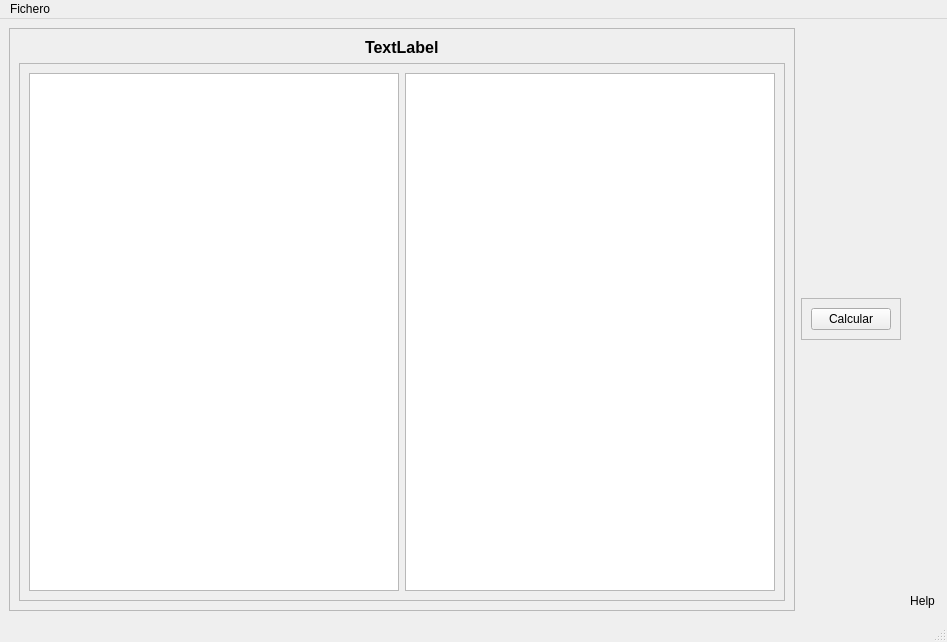
This is main_asimov.ui in albatg/ASIMOV as Qt 5 draws it before an edit. The edited form follows.
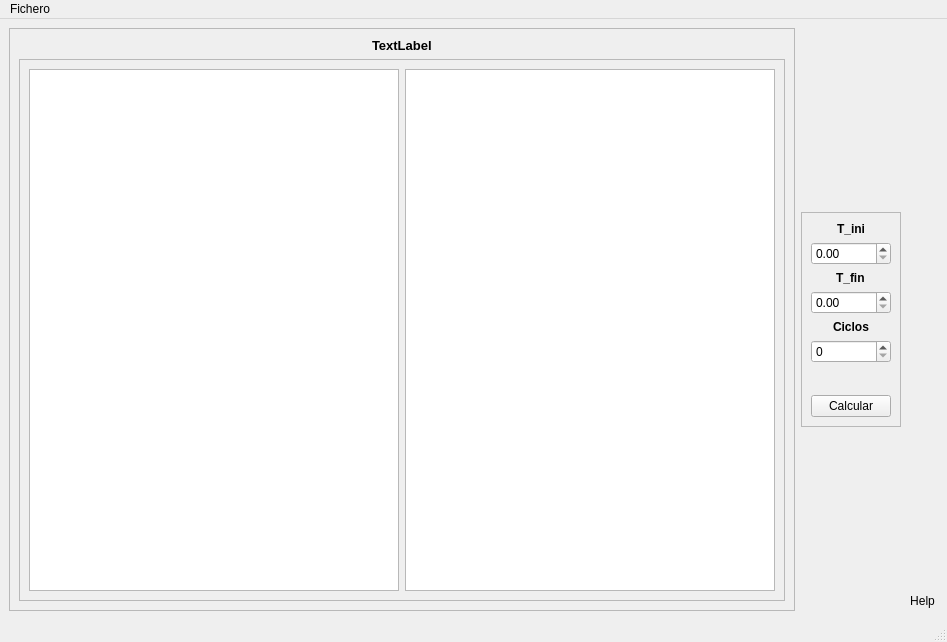
This is the edited form. Icons and pictures are not drawn.

The edit to the form file:
```diff
--- a/main_asimov.ui
+++ b/main_asimov.ui
@@ -29,6 +29,11 @@
         <verstretch>0</verstretch>
        </sizepolicy>
       </property>
+      <property name="font">
+       <font>
+        <pointsize>11</pointsize>
+       </font>
+      </property>
       <property name="frameShape">
        <enum>QFrame::StyledPanel</enum>
       </property>
@@ -46,7 +51,7 @@
          </property>
          <property name="font">
           <font>
-           <pointsize>12</pointsize>
+           <pointsize>10</pointsize>
            <bold>true</bold>
           </font>
          </property>
@@ -116,8 +121,76 @@
       <layout class="QFormLayout" name="formLayout">
        <item row="0" column="0">
         <layout class="QVBoxLayout" name="verticalLayout_4">
+         <item alignment="Qt::AlignHCenter">
+          <widget class="QLabel" name="t_ini_label">
+           <property name="font">
+            <font>
+             <bold>true</bold>
+            </font>
+           </property>
+           <property name="text">
+            <string>T_ini</string>
+           </property>
+          </widget>
+         </item>
          <item>
-          <widget class="QPushButton" name="parameter_button">
+          <widget class="QDoubleSpinBox" name="t_ini_spinbox"/>
+         </item>
+         <item alignment="Qt::AlignHCenter">
+          <widget class="QLabel" name="t_fin_label">
+           <property name="font">
+            <font>
+             <bold>true</bold>
+            </font>
+           </property>
+           <property name="text">
+            <string>T_fin</string>
+           </property>
+          </widget>
+         </item>
+         <item>
+          <widget class="QDoubleSpinBox" name="t_fin_spinbox"/>
+         </item>
+         <item alignment="Qt::AlignHCenter">
+          <widget class="QLabel" name="cycles_label">
+           <property name="font">
+            <font>
+             <bold>true</bold>
+            </font>
+           </property>
+           <property name="text">
+            <string>Ciclos</string>
+           </property>
+          </widget>
+         </item>
+         <item>
+          <widget class="QSpinBox" name="cycles_spinbox"/>
+         </item>
+         <item>
+          <widget class="QLabel" name="label">
+           <property name="text">
+            <string/>
+           </property>
+          </widget>
+         </item>
+         <item>
+          <widget class="QFrame" name="frame_4">
+           <property name="sizePolicy">
+            <sizepolicy hsizetype="Preferred" vsizetype="Minimum">
+             <horstretch>0</horstretch>
+             <verstretch>0</verstretch>
+            </sizepolicy>
+           </property>
+           <property name="frameShape">
+            <enum>QFrame::StyledPanel</enum>
+           </property>
+           <property name="frameShadow">
+            <enum>QFrame::Raised</enum>
+           </property>
+          </widget>
+         </item>
+         <item>
+          <widget class="QPushButton" name="calculate_button">
            <property name="text">
             <string>Calcular</string>
            </property>
```
